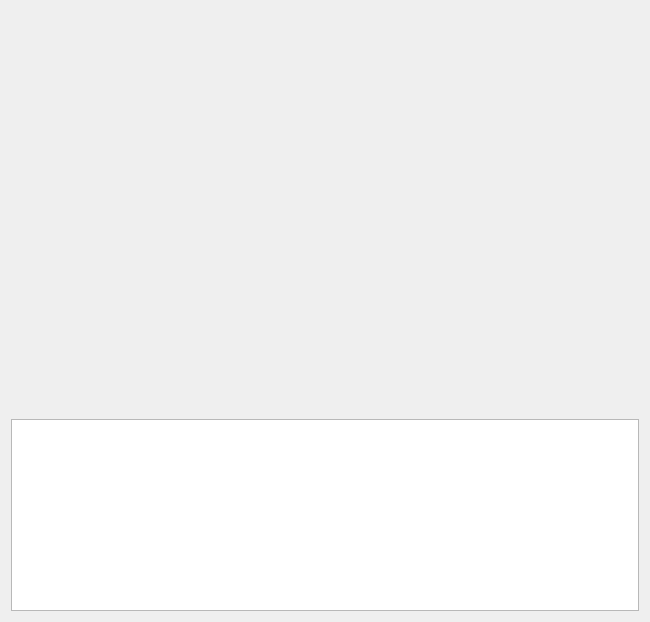
Above: cbr/primer/visual/PrimerViewer.ui from TUM-CBR/pymol-plugins before the change. Below: the same form after it.
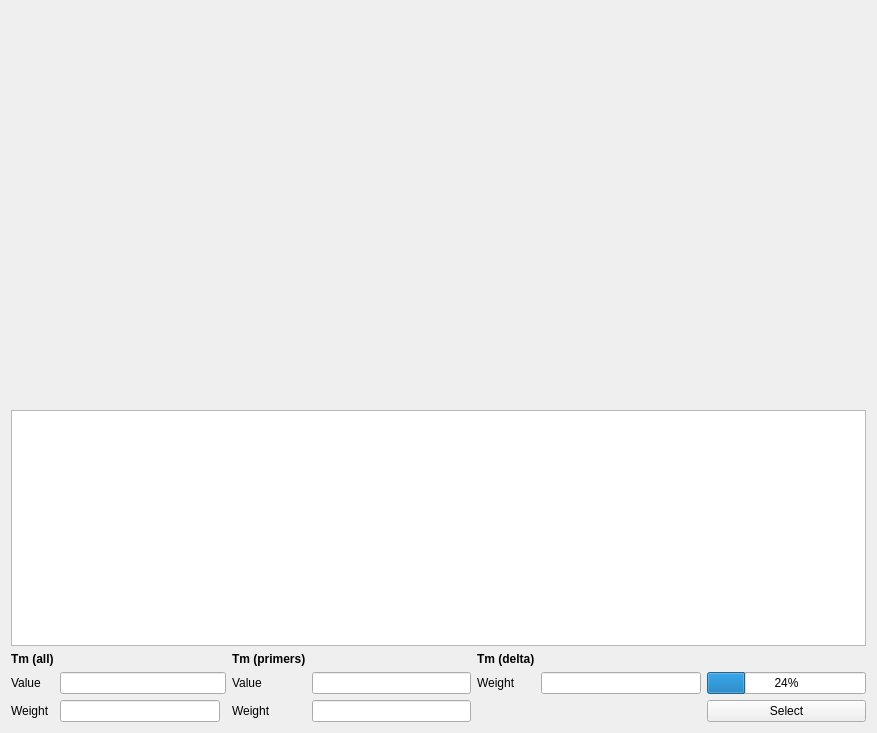
That is the form after the change.

Commit message: Primer design tool with customizable selection parameters

```diff
--- a/cbr/primer/visual/PrimerViewer.ui
+++ b/cbr/primer/visual/PrimerViewer.ui
@@ -6,20 +6,118 @@
    <rect>
     <x>0</x>
     <y>0</y>
-    <width>650</width>
-    <height>622</height>
+    <width>877</width>
+    <height>733</height>
    </rect>
   </property>
   <property name="windowTitle">
    <string>Form</string>
   </property>
-  <layout class="QVBoxLayout" name="verticalLayout" stretch="3,0">
+  <layout class="QVBoxLayout" name="verticalLayout" stretch="5,3,0">
    <item>
     <widget class="QWidget" name="resultsWidget" native="true"/>
    </item>
    <item>
     <widget class="QTableWidget" name="primersTable"/>
    </item>
+   <item>
+    <layout class="QGridLayout" name="gridLayout" rowstretch="0,0,0,0,0">
+     <item row="3" column="8">
+      <widget class="QLineEdit" name="tmDeltaWeightEdit"/>
+     </item>
+     <item row="3" column="4">
+      <widget class="QLabel" name="label_5">
+       <property name="text">
+        <string>Value</string>
+       </property>
+      </widget>
+     </item>
+     <item row="3" column="1" colspan="2">
+      <widget class="QLineEdit" name="tmEdit"/>
+     </item>
+     <item row="4" column="1">
+      <widget class="QLineEdit" name="tmWeightEdit"/>
+     </item>
+     <item row="2" column="4">
+      <widget class="QLabel" name="label_2">
+       <property name="styleSheet">
+        <string notr="true">font-weight: bold;</string>
+       </property>
+       <property name="text">
+        <string>Tm (primers)</string>
+       </property>
+      </widget>
+     </item>
+     <item row="2" column="0">
+      <widget class="QLabel" name="label">
+       <property name="styleSheet">
+        <string notr="true">font-weight: bold</string>
+       </property>
+       <property name="text">
+        <string>Tm (all)</string>
+       </property>
+      </widget>
+     </item>
+     <item row="4" column="4">
+      <widget class="QLabel" name="label_6">
+       <property name="text">
+        <string>Weight</string>
+       </property>
+      </widget>
+     </item>
+     <item row="3" column="0">
+      <widget class="QLabel" name="label_4">
+       <property name="text">
+        <string>Value</string>
+       </property>
+      </widget>
+     </item>
+     <item row="2" column="7">
+      <widget class="QLabel" name="label_7">
+       <property name="styleSheet">
+        <string notr="true">font-weight: bold;</string>
+       </property>
+       <property name="text">
+        <string>Tm (delta)</string>
+       </property>
+      </widget>
+     </item>
+     <item row="4" column="0">
+      <widget class="QLabel" name="label_3">
+       <property name="text">
+        <string>Weight</string>
+       </property>
+      </widget>
+     </item>
+     <item row="3" column="7">
+      <widget class="QLabel" name="label_8">
+       <property name="text">
+        <string>Weight</string>
+       </property>
+      </widget>
+     </item>
+     <item row="4" column="9">
+      <widget class="QPushButton" name="selectButton">
+       <property name="text">
+        <string>Select</string>
+       </property>
+      </widget>
+     </item>
+     <item row="4" column="5">
+      <widget class="QLineEdit" name="tmPrimersWeightEdit"/>
+     </item>
+     <item row="3" column="5">
+      <widget class="QLineEdit" name="tmPrimersEdit"/>
+     </item>
+     <item row="3" column="9">
+      <widget class="QProgressBar" name="filterProgress">
+       <property name="value">
+        <number>24</number>
+       </property>
+      </widget>
+     </item>
+    </layout>
+   </item>
   </layout>
  </widget>
  <resources/>
```
The commit also changes 8 other files.
